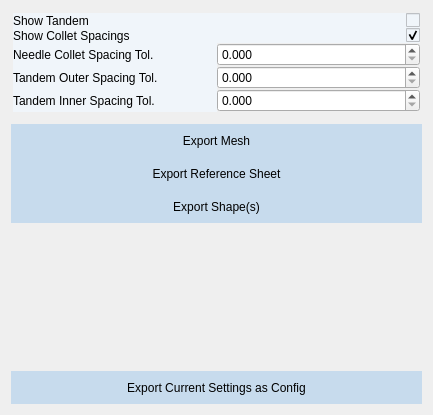
Above: src/windows/ui/export_view.ui from brachify/brachify before the change. Below: the same form after it.
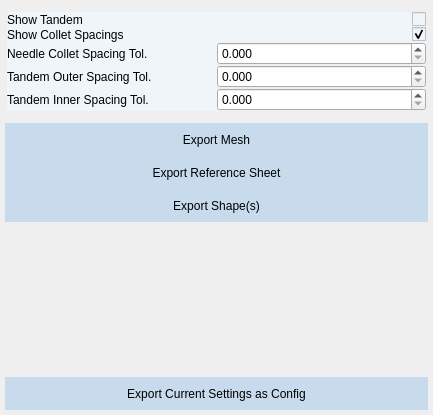
That is the form after the change.

Commit message: set view spacings

What changed in the file:
```diff
--- a/src/windows/ui/export_view.ui
+++ b/src/windows/ui/export_view.ui
@@ -35,6 +35,18 @@
    <property name="spacing">
     <number>0</number>
    </property>
+   <property name="leftMargin">
+    <number>5</number>
+   </property>
+   <property name="topMargin">
+    <number>10</number>
+   </property>
+   <property name="rightMargin">
+    <number>5</number>
+   </property>
+   <property name="bottomMargin">
+    <number>5</number>
+   </property>
    <item>
     <layout class="QGridLayout" name="gridLayout">
      <property name="sizeConstraint">
```
The commit also changes 6 other files.
